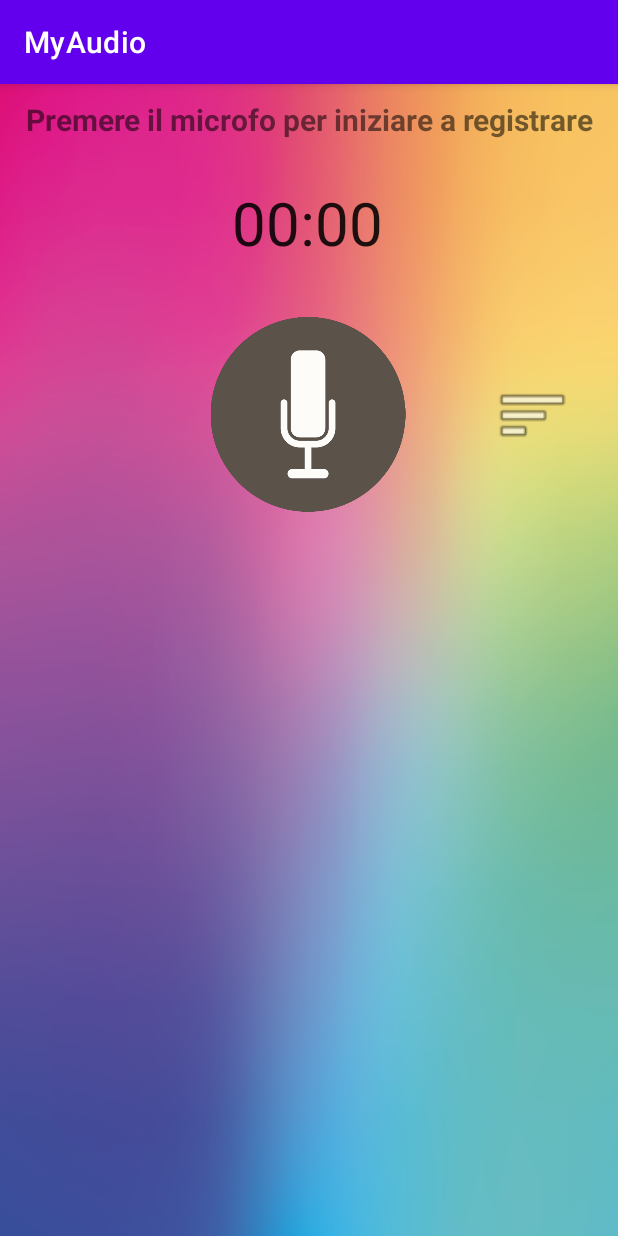
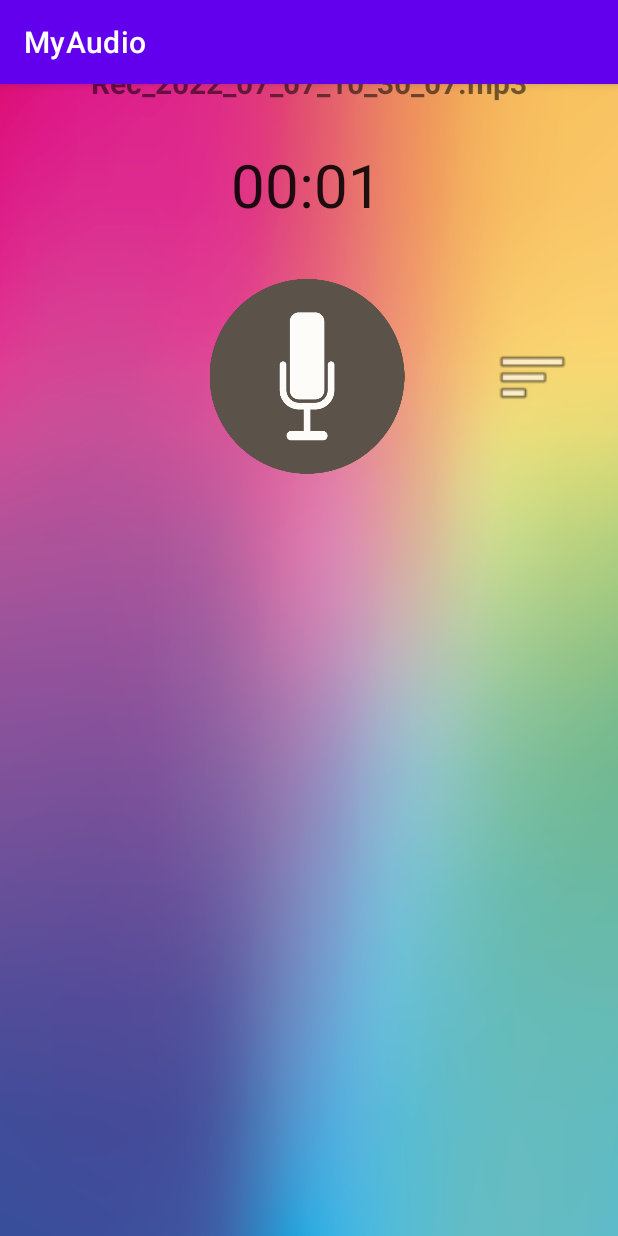
Before and after one commit to Jok98/MyAudio, an Android app: the screen it shows after launch (MainActivity), after a tap on an icon or button, on a phone screen of 412 x 824 dp. Run offline under Robolectric (Android 15) with nearby library versions, the phone set to English and light mode, and no system bars.

Commit message:
aggiunta la funzionalità del cronometro

```diff
--- a/app/src/main/java/com/example/myaudio/RecordFragment.java
+++ b/app/src/main/java/com/example/myaudio/RecordFragment.java
@@ -12,10 +12,13 @@ import androidx.fragment.app.Fragment;
 import androidx.navigation.NavController;
 import androidx.navigation.Navigation;
 
+import android.os.SystemClock;
 import android.view.LayoutInflater;
 import android.view.View;
 import android.view.ViewGroup;
+import android.widget.Chronometer;
 import android.widget.ImageView;
+import android.widget.TextView;
 
 import java.io.IOException;
 import java.text.SimpleDateFormat;
@@ -31,6 +34,8 @@ public class RecordFragment extends Fragment implements View.OnClickListener {
 
     private ImageView recordBtn;
 
+    private TextView fileNameDisplay;
+
     private boolean isRecording=false;
 
     private String recordPermission = Manifest.permission.RECORD_AUDIO;
@@ -39,6 +44,7 @@ public class RecordFragment extends Fragment implements View.OnClickListener {
 
     private String recordFile;
 
+    private Chronometer chronometer;
 
     public RecordFragment() {
         // Required empty public constructor
@@ -60,8 +66,10 @@ public class RecordFragment extends Fragment implements View.OnClickListener {
         navController= Navigation.findNavController(view);
         listBtn=view.findViewById(R.id.record_list_btn);
         recordBtn = view.findViewById(R.id.record_button);
+        chronometer= view.findViewById(R.id.record_timer);
+        fileNameDisplay = view.findViewById(R.id.record_filename);
+
         recordBtn.setOnClickListener(this);
-
         listBtn.setOnClickListener(this);
     }
 
@@ -94,10 +102,16 @@ public class RecordFragment extends Fragment implements View.OnClickListener {
     }
 
     private void startRecording()  {
+        //resetta il cronometro
+        chronometer.setBase(SystemClock.elapsedRealtime());
+        chronometer.start();
+
         String filePath = getActivity().getExternalFilesDir("/").getAbsolutePath();
         SimpleDateFormat dataFormat= new SimpleDateFormat("yyyy_MM_dd_hh_mm_ss", Locale.ITALY);
         Date now = new Date();
         recordFile = "Rec_"+dataFormat.format(now)+".mp3";
+        fileNameDisplay.setText("Registrazione iniziata, nome file : "+recordFile);
+
         mediaRecorder = new MediaRecorder();
         mediaRecorder.setAudioSource(MediaRecorder.AudioSource.MIC);
         mediaRecorder.setOutputFormat(MediaRecorder.OutputFormat.THREE_GPP);
@@ -113,6 +127,8 @@ public class RecordFragment extends Fragment implements View.OnClickListener {
     }
 
     private void stopRecording() {
+        chronometer.stop();
+        fileNameDisplay.setText("Registrazione terminata, nome file : "+recordFile);
         mediaRecorder.stop();
         mediaRecorder.release();
         mediaRecorder = null;
--- a/app/src/main/res/layout/fragment_record.xml
+++ b/app/src/main/res/layout/fragment_record.xml
@@ -8,11 +8,10 @@
     tools:context=".RecordFragment">
 
 
-
     <ImageView
         android:id="@+id/record_header_image"
-        android:layout_width="291dp"
-        android:layout_height="410dp"
+        android:layout_width="260dp"
+        android:layout_height="361dp"
         android:layout_marginTop="-400dp"
         android:src="@drawable/epicavatar"
         app:layout_constraintEnd_toEndOf="parent"
@@ -23,7 +22,7 @@
         android:id="@+id/record_filename"
         android:layout_width="wrap_content"
         android:layout_height="wrap_content"
-        android:text="Premere il microfo per iniziare a registrare"
+        android:text="Premere il microfo per iniziare a registrare\n"
         android:textAlignment="center"
         android:textSize="20sp"
         android:textStyle="bold"
```
